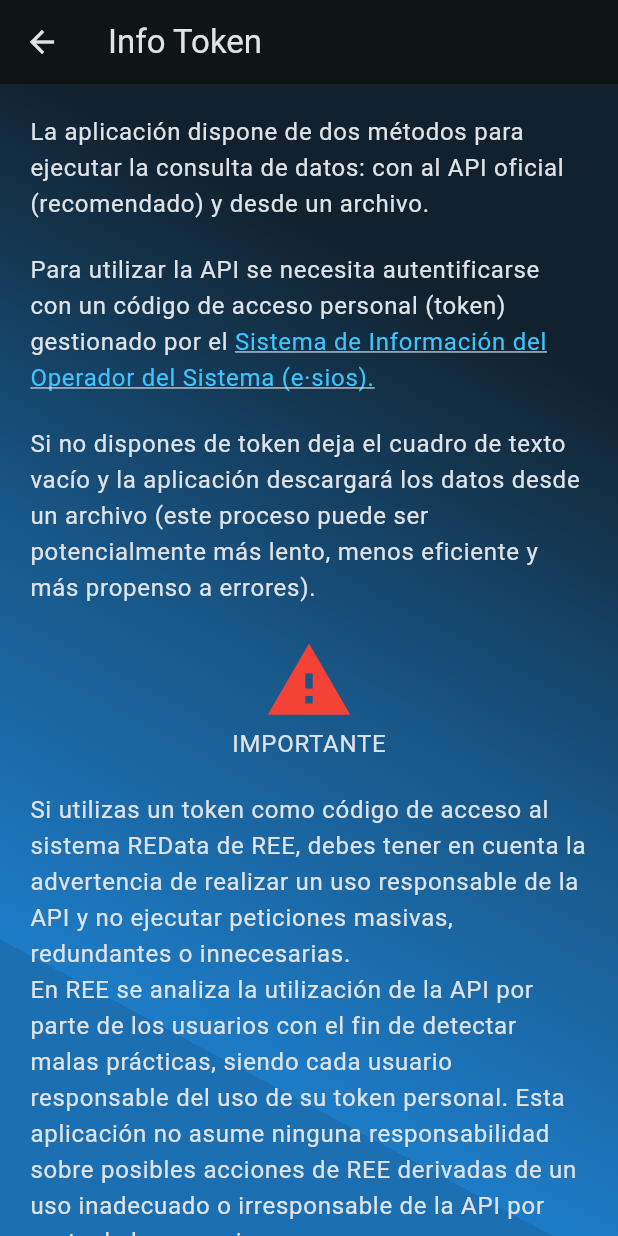
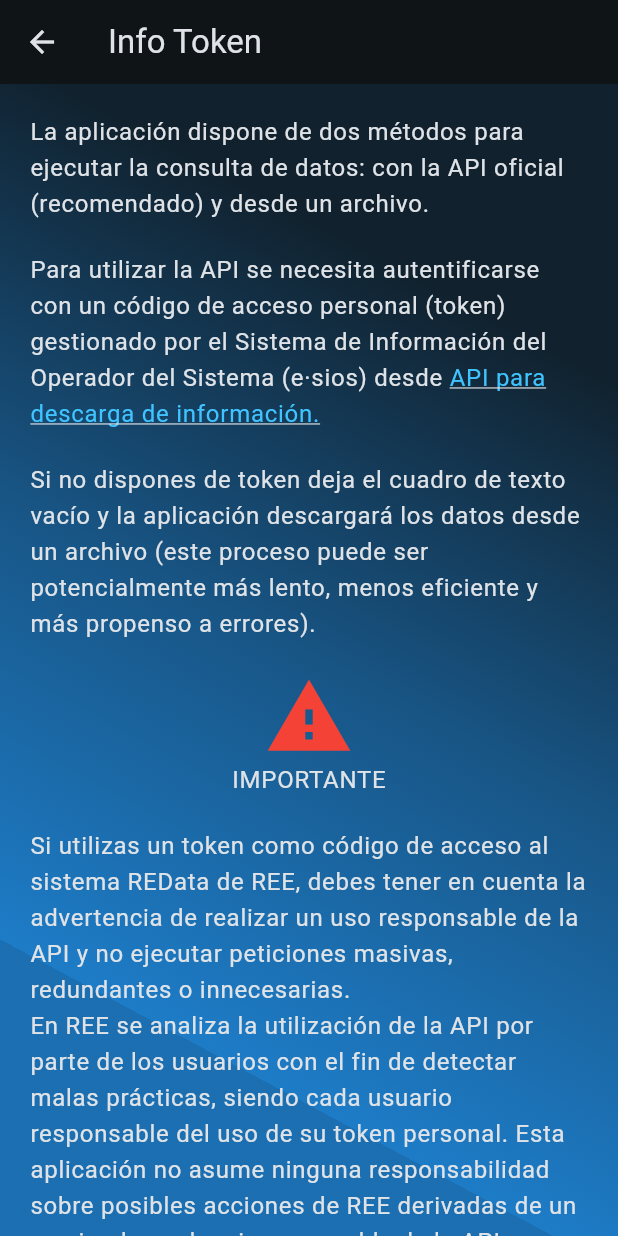
Before and after one commit to Webierta/tarifa_luz, a Flutter app: the InfoTokenScreen screen opened directly, on a phone screen of 412 x 824 dp. Run offline on Flutter 3.47's test engine with Material 2 defaults, Android fonts, the phone set to English and light mode, and no system bars; our stand-ins replace fl_chart, hive, hive_flutter, shared_preferences; accounts and stored records are empty; network calls fail.

Commit message:
bugfix info token screen

```diff
--- a/lib/screens/info_token_screen.dart
+++ b/lib/screens/info_token_screen.dart
@@ -9,6 +9,16 @@ class InfoTokenScreen extends StatelessWidget {
 
   @override
   Widget build(BuildContext context) {
+    Future<void> launchURL(String url) async {
+      if (!await launchUrl(Uri.parse(url),
+          mode: LaunchMode.externalApplication)) {
+        if (!context.mounted) return;
+        ScaffoldMessenger.of(context).showSnackBar(SnackBar(
+          content: Text('Could not launch $url'),
+        ));
+      }
+    }
+
     return Scaffold(
       appBar: AppBar(
         title: const Text('Info Token'),
@@ -24,7 +34,7 @@ class InfoTokenScreen extends StatelessWidget {
               children: [
                 Text(
                   'La aplicación dispone de dos métodos para ejecutar '
-                  'la consulta de datos: con al API oficial (recomendado) '
+                  'la consulta de datos: con la API oficial (recomendado) '
                   'y desde un archivo.',
                   style: Theme.of(context).textTheme.bodyLarge,
                 ),
@@ -36,22 +46,18 @@ class InfoTokenScreen extends StatelessWidget {
                       const TextSpan(
                         text:
                             'Para utilizar la API se necesita autentificarse con un código '
-                            'de acceso personal (token) gestionado por el ',
+                            'de acceso personal (token) gestionado por el '
+                            'Sistema de Información del Operador del Sistema (e·sios) desde ',
                       ),
                       TextSpan(
                         style: const TextStyle(
                           color: Colors.lightBlueAccent,
                           decoration: TextDecoration.underline,
                         ),
-                        text:
-                            'Sistema de Información del Operador del Sistema (e·sios).',
+                        text: 'API para descarga de información.',
                         recognizer: TapGestureRecognizer()
-                          ..onTap = () => launchUrl(
-                                Uri(
-                                    path:
-                                        'https://www.esios.ree.es/es/pagina/api'),
-                                mode: LaunchMode.externalApplication,
-                              ),
+                          ..onTap = () => launchURL(
+                              'https://www.esios.ree.es/es/pagina/api'),
                       ),
                     ],
                   ),
```
